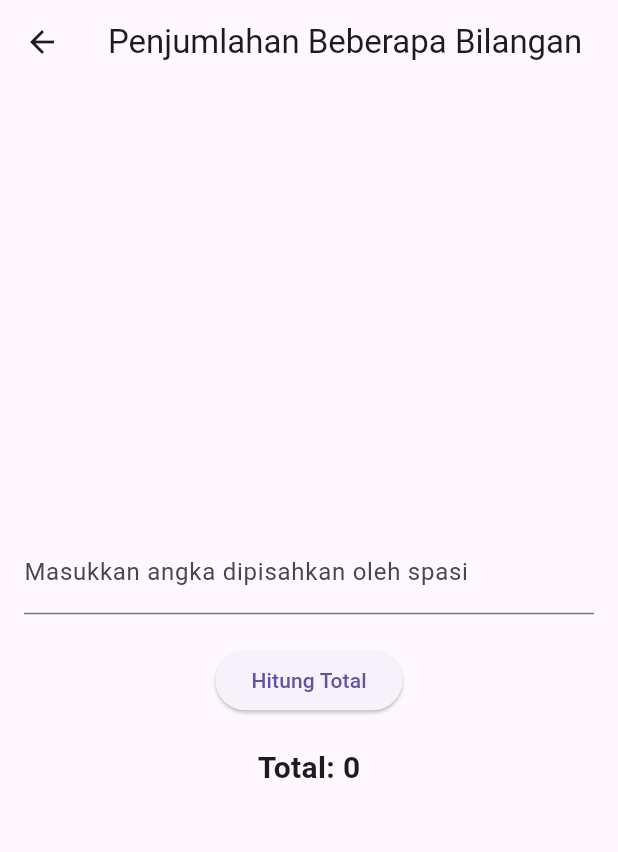
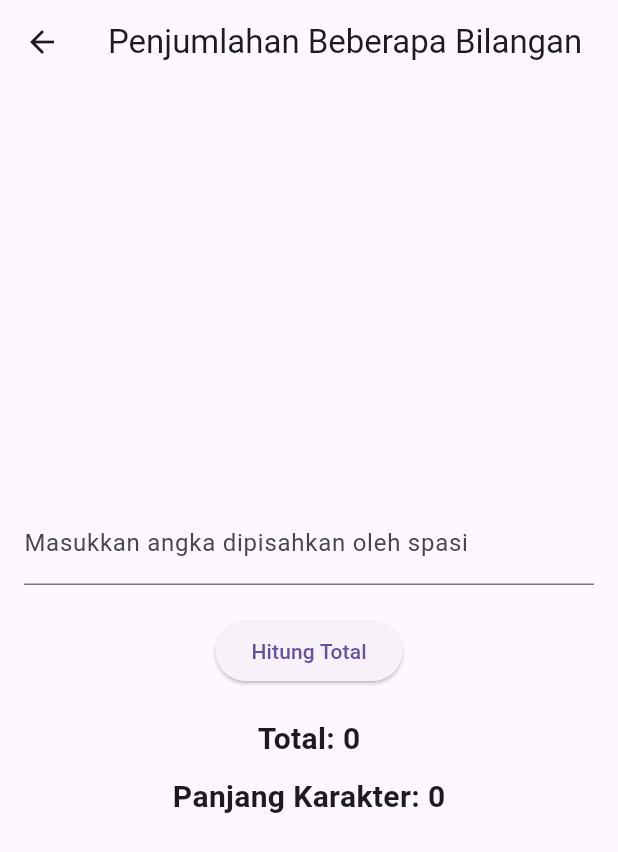
Before and after one commit to MuhammadHafizhMaulana/Tugas2_Android, a Flutter app: the SumNumbersScreen screen opened directly, after a tap on "Hitung Total", on a phone screen of 412 x 824 dp. Shown: the top 852 px of the screen. Run offline on Flutter 3.47's test engine with Material 3 defaults, Android fonts, the phone set to English and light mode, and no system bars.

Commit message:
menambahkan menghitung panjang total karakter di menu 4

```diff
--- a/tugas2/lib/menu4.dart
+++ b/tugas2/lib/menu4.dart
@@ -8,6 +8,7 @@ class SumNumbersScreen extends StatefulWidget {
 class _SumNumbersScreenState extends State<SumNumbersScreen> {
   TextEditingController numbersController = TextEditingController();
   String result = "0";
+  String lengthResult = "0";
 
   void calculateSum() {
     List<String> numbers = numbersController.text.split(" ");
@@ -19,6 +20,7 @@ class _SumNumbersScreenState extends State<SumNumbersScreen> {
 
     setState(() {
       result = sum % 1 == 0 ? sum.toInt().toString() : sum.toStringAsFixed(2);
+      lengthResult = numbersController.text.replaceAll(" ", "").length.toString();
     });
   }
 
@@ -45,6 +47,10 @@ class _SumNumbersScreenState extends State<SumNumbersScreen> {
             Text(
               'Total: $result',
               style: TextStyle(fontSize: 20, fontWeight: FontWeight.bold),
+            ),SizedBox(height: 10),
+            Text(
+              'Panjang Karakter: $lengthResult',
+              style: TextStyle(fontSize: 20, fontWeight: FontWeight.bold),
             ),
           ],
         ),
```
